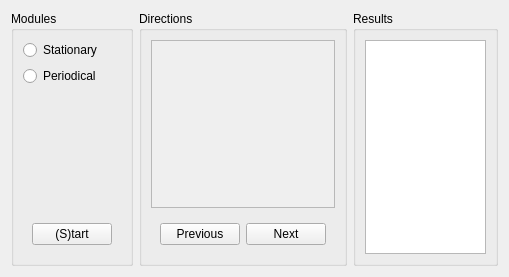
Qt form tinyos-2.x/trunk/support/cpp/TestShimmer/src/CalibrationWidget.ui (baharev/szte-wsn-code) before a commit.
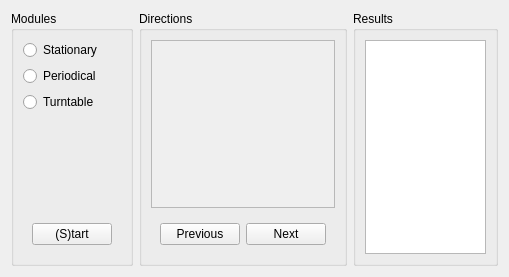
The same form after that commit.

What changed in the file:
```diff
--- a/tinyos-2.x/trunk/support/cpp/TestShimmer/src/CalibrationWidget.ui
+++ b/tinyos-2.x/trunk/support/cpp/TestShimmer/src/CalibrationWidget.ui
@@ -37,6 +37,13 @@
         </property>
        </widget>
       </item>
+      <item>
+       <widget class="QRadioButton" name="turntableButton">
+        <property name="text">
+         <string>Turntable</string>
+        </property>
+       </widget>
+      </item>
       <item>
        <spacer name="verticalSpacer">
         <property name="orientation">
```
